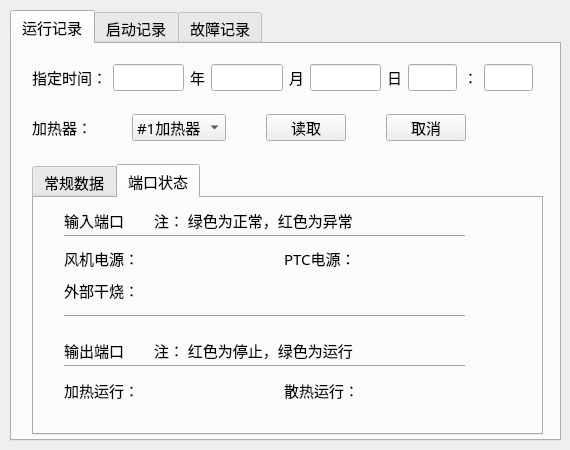
This is cheaterhistoryrecord.ui in samier958/heaterClient as Qt 5 draws it before an edit. The edited form follows.
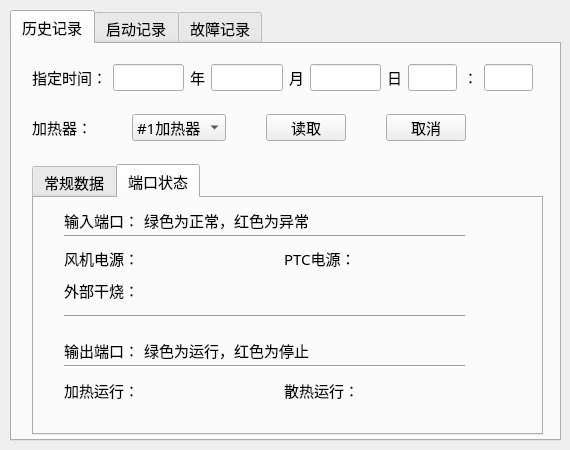
This is the edited form. The open tabs and pages were chosen to show the change. Icons and pictures are not drawn.

The edit to the form file:
```diff
--- a/cheaterhistoryrecord.ui
+++ b/cheaterhistoryrecord.ui
@@ -33,7 +33,7 @@
    </property>
    <widget class="QWidget" name="Tab_1">
     <attribute name="title">
-     <string>运行记录</string>
+     <string>历史记录</string>
     </attribute>
     <widget class="QTabWidget" name="tabWidget_2">
      <property name="geometry">
@@ -170,7 +170,7 @@
         </rect>
        </property>
        <property name="text">
-        <string>输入端口</string>
+        <string>输入端口：</string>
        </property>
       </widget>
       <widget class="Line" name="line_4">
@@ -235,7 +235,7 @@
         </rect>
        </property>
        <property name="text">
-        <string>输出端口</string>
+        <string>输出端口：</string>
        </property>
       </widget>
       <widget class="Line" name="line_5">
@@ -373,27 +373,27 @@
       <widget class="QLabel" name="label_47">
        <property name="geometry">
         <rect>
-         <x>120</x>
+         <x>110</x>
          <y>10</y>
-         <width>221</width>
+         <width>225</width>
          <height>25</height>
         </rect>
        </property>
        <property name="text">
-        <string>注： 绿色为正常，红色为异常</string>
+        <string>绿色为正常，红色为异常</string>
        </property>
       </widget>
       <widget class="QLabel" name="label_48">
        <property name="geometry">
         <rect>
-         <x>120</x>
+         <x>110</x>
          <y>140</y>
-         <width>221</width>
+         <width>225</width>
          <height>25</height>
         </rect>
        </property>
        <property name="text">
-        <string>注： 红色为停止，绿色为运行</string>
+        <string>绿色为运行，红色为停止</string>
        </property>
       </widget>
      </widget>
```
